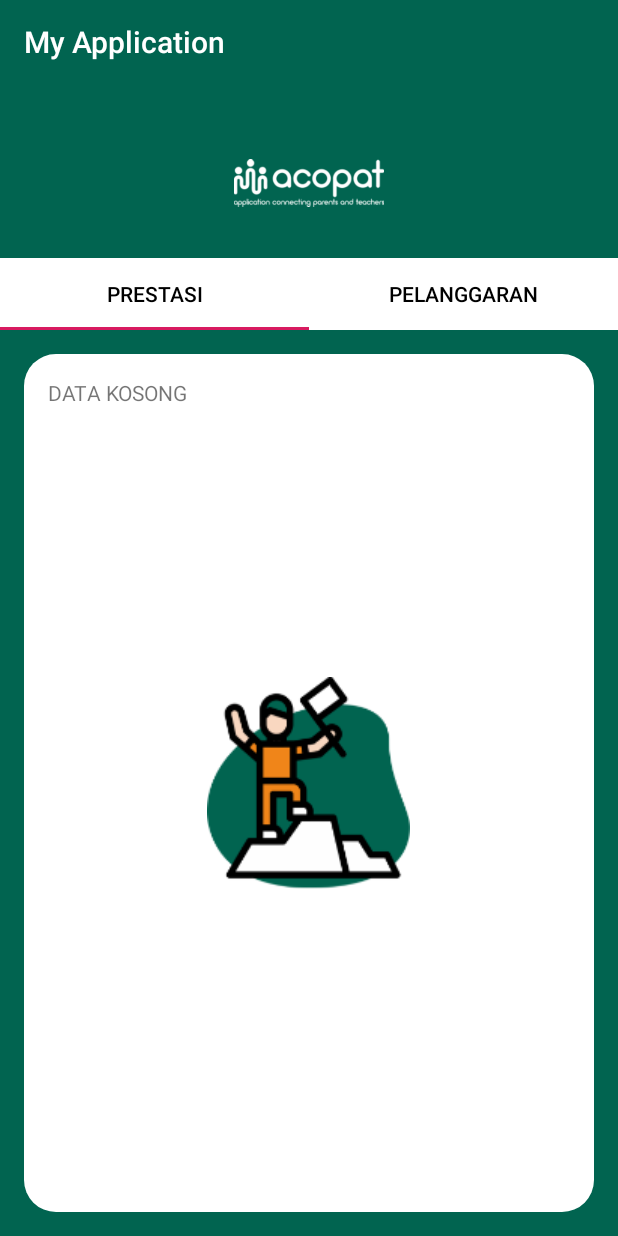
After one commit to dikynugraha1111/Front-end_RKS, an Android app: the Pp screen opened directly, with no data from a screen before it, on a phone screen of 412 x 824 dp. The commit adds this screen. Run offline under Robolectric (Android 15) with nearby library versions, the phone set to English and light mode, and no system bars.

Commit message:
Added Tablayout Fragment for PP

```diff
--- a/app/build.gradle
+++ b/app/build.gradle
@@ -29,6 +29,7 @@ dependencies {
     implementation 'androidx.appcompat:appcompat:1.2.0'
     implementation 'androidx.core:core-ktx:1.3.2'
     implementation 'androidx.constraintlayout:constraintlayout:2.0.4'
+    implementation 'androidx.legacy:legacy-support-v4:1.0.0'
     testImplementation 'junit:junit:4.12'
     androidTestImplementation 'androidx.test.ext:junit:1.1.2'
     androidTestImplementation 'androidx.test.espresso:espresso-core:3.3.0'
@@ -38,4 +39,9 @@ dependencies {
     implementation 'androidx.cardview:cardview:1.0.0'
     implementation 'de.hdodenhof:circleimageview:3.0.0'
     implementation 'com.github.bumptech.glide:glide:4.9.0'
+
+    implementation 'com.google.android.material:material:1.0.0'
+
+
+
 }
--- a/app/src/main/AndroidManifest.xml
+++ b/app/src/main/AndroidManifest.xml
@@ -9,7 +9,8 @@
         android:roundIcon="@mipmap/ic_launcher_round"
         android:supportsRtl="true"
         android:theme="@style/AppTheme">
-        <activity android:name=".Login"></activity>
+        <activity android:name=".Pp"></activity>
+        <activity android:name=".Login" />
         <activity android:name=".SplashScreen">
             <intent-filter>
                 <action android:name="android.intent.action.MAIN" />
--- /dev/null
+++ b/app/src/main/java/com/example/myapplication/Pp.kt
@@ -0,0 +1,21 @@
+package com.example.myapplication
+
+import androidx.appcompat.app.AppCompatActivity
+import android.os.Bundle
+import kotlinx.android.synthetic.main.activity_pp.*
+
+class Pp : AppCompatActivity() {
+
+    override fun onCreate(savedInstanceState: Bundle?) {
+        super.onCreate(savedInstanceState)
+        setContentView(R.layout.activity_pp)
+
+        val sectionsPagerAdapter = SectionsPagerAdapter(this,supportFragmentManager)
+        view_pager.adapter = sectionsPagerAdapter
+        tabs.setupWithViewPager(view_pager)
+
+        supportActionBar?.elevation = 0f
+    }
+
+
+}
--- /dev/null
+++ b/app/src/main/java/com/example/myapplication/SectionsPagerAdapter.kt
@@ -0,0 +1,31 @@
+package com.example.myapplication
+
+import android.content.Context
+import androidx.annotation.Nullable
+import androidx.annotation.StringRes
+import androidx.fragment.app.Fragment
+import androidx.fragment.app.FragmentManager
+import androidx.fragment.app.FragmentPagerAdapter
+
+class SectionsPagerAdapter(private val mContext: Context, fm: FragmentManager) : FragmentPagerAdapter(fm, BEHAVIOR_RESUME_ONLY_CURRENT_FRAGMENT) {
+    @StringRes
+    private val TAB_TITLES = intArrayOf(R.string.tab_text1, R.string.tab_text2)
+
+    override fun getItem(position: Int): Fragment {
+        var fragment : Fragment? = null
+        when(position){
+            0 -> fragment = pptablayout()
+            1 -> fragment = pptablayout2()
+        }
+        return fragment as Fragment
+    }
+
+    @Nullable
+    override fun getPageTitle(position: Int): CharSequence? {
+        return mContext.resources.getString(TAB_TITLES[position])
+    }
+
+    override fun getCount(): Int {
+        return 2
+    }
+}
--- /dev/null
+++ b/app/src/main/java/com/example/myapplication/pptablayout.kt
@@ -0,0 +1,24 @@
+package com.example.myapplication
+
+
+import android.os.Bundle
+import androidx.fragment.app.Fragment
+import android.view.LayoutInflater
+import android.view.View
+import android.view.ViewGroup
+
+/**
+ * A simple [Fragment] subclass.
+ */
+class pptablayout : Fragment() {
+
+    override fun onCreateView(
+        inflater: LayoutInflater, container: ViewGroup?,
+        savedInstanceState: Bundle?
+    ): View? {
+        // Inflate the layout for this fragment
+        return inflater.inflate(R.layout.fragment_pptablayout, container, false)
+    }
+
+
+}
--- /dev/null
+++ b/app/src/main/java/com/example/myapplication/pptablayout2.kt
@@ -0,0 +1,24 @@
+package com.example.myapplication
+
+
+import android.os.Bundle
+import androidx.fragment.app.Fragment
+import android.view.LayoutInflater
+import android.view.View
+import android.view.ViewGroup
+
+/**
+ * A simple [Fragment] subclass.
+ */
+class pptablayout2 : Fragment() {
+
+    override fun onCreateView(
+        inflater: LayoutInflater, container: ViewGroup?,
+        savedInstanceState: Bundle?
+    ): View? {
+        // Inflate the layout for this fragment
+        return inflater.inflate(R.layout.fragment_pptablayout2, container, false)
+    }
+
+
+}
--- /dev/null
+++ b/app/src/main/res/drawable/bgkontenwhite.xml
@@ -0,0 +1,8 @@
+<?xml version="1.0" encoding="utf-8"?>
+<shape xmlns:android="http://schemas.android.com/apk/res/android">
+    <solid
+        android:color="@android:color/white"/>
+
+    <corners
+        android:radius="21dp"/>
+</shape>
--- a/app/src/main/res/layout/activity_main.xml
+++ b/app/src/main/res/layout/activity_main.xml
@@ -46,8 +46,8 @@
 
             <de.hdodenhof.circleimageview.CircleImageView
                 android:id="@+id/fotoProfil"
-                android:layout_width="100dp"
-                android:layout_height="100dp"
+                android:layout_width="85dp"
+                android:layout_height="85dp"
                 android:src="@drawable/fotosiswa"
                 />
 
@@ -99,7 +99,7 @@
         android:layout_centerHorizontal="true"
         android:layout_below="@+id/bgProfil"
         android:orientation="vertical"
-        android:layout_marginTop="50dp">
+        android:layout_marginTop="40dp">
         <RelativeLayout
             android:layout_width="match_parent"
             android:layout_height="wrap_content"
--- /dev/null
+++ b/app/src/main/res/layout/activity_pp.xml
@@ -0,0 +1,36 @@
+<?xml version="1.0" encoding="utf-8"?>
+<LinearLayout xmlns:android="http://schemas.android.com/apk/res/android"
+    xmlns:app="http://schemas.android.com/apk/res-auto"
+    xmlns:tools="http://schemas.android.com/tools"
+    android:layout_width="match_parent"
+    android:layout_height="match_parent"
+    tools:context=".Pp"
+    android:orientation="vertical"
+    android:background="@color/colorPrimary">
+
+    <ImageView
+        android:layout_marginTop="16dp"
+        android:src="@drawable/acopatlogo"
+        android:layout_width="100dp"
+        android:layout_height="100dp"
+        android:layout_gravity="center_horizontal"
+        />
+
+
+        <com.google.android.material.tabs.TabLayout
+            android:id="@+id/tabs"
+            android:layout_width="match_parent"
+            android:layout_height="wrap_content"
+            android:background="@android:color/white"
+            app:tabTextColor="@android:color/black"
+            />
+
+        <androidx.viewpager.widget.ViewPager
+            android:id="@+id/view_pager"
+            android:layout_width="match_parent"
+            android:layout_height="match_parent"
+            />
+
+
+
+</LinearLayout>
--- /dev/null
+++ b/app/src/main/res/layout/fragment_pptablayout.xml
@@ -0,0 +1,36 @@
+<?xml version="1.0" encoding="utf-8"?>
+<RelativeLayout xmlns:android="http://schemas.android.com/apk/res/android"
+    xmlns:tools="http://schemas.android.com/tools"
+    android:layout_width="match_parent"
+    android:layout_height="match_parent"
+    tools:context=".pptablayout"
+    android:background="@color/colorPrimary">
+
+    <FrameLayout
+        android:layout_width="match_parent"
+        android:layout_height="match_parent"
+        android:background="@drawable/bgkontenwhite"
+        android:layout_margin="16dp"
+        android:orientation="vertical">
+
+        <LinearLayout
+            android:layout_width="match_parent"
+            android:layout_height="match_parent"
+            android:padding="16dp"
+            android:orientation="vertical"
+            >
+            <TextView
+                android:layout_width="wrap_content"
+                android:layout_height="wrap_content"
+                android:text="DATA KOSONG"
+                />
+        </LinearLayout>
+
+        <ImageView
+            android:layout_width="wrap_content"
+            android:layout_height="wrap_content"
+            android:layout_gravity="center_horizontal|center_vertical"
+            android:src="@drawable/pp" />
+    </FrameLayout>
+
+</RelativeLayout>
--- a/app/src/main/res/values/strings.xml
+++ b/app/src/main/res/values/strings.xml
@@ -1,3 +1,8 @@
 <resources>
     <string name="app_name">My Application</string>
+
+    <!-- TODO: Remove or change this placeholder text -->
+    <string name="hello_blank_fragment">Hello blank fragment</string>
+    <string name="tab_text1">Prestasi</string>
+    <string name="tab_text2">Pelanggaran</string>
 </resources>
```
Also changed, not shown: app/src/main/java/com/example/myapplication/MainActivity.kt (+15 -1 lines), app/src/main/res/layout/fragment_pptablayout2.xml (added, +43 -0 lines), 1 other file.
